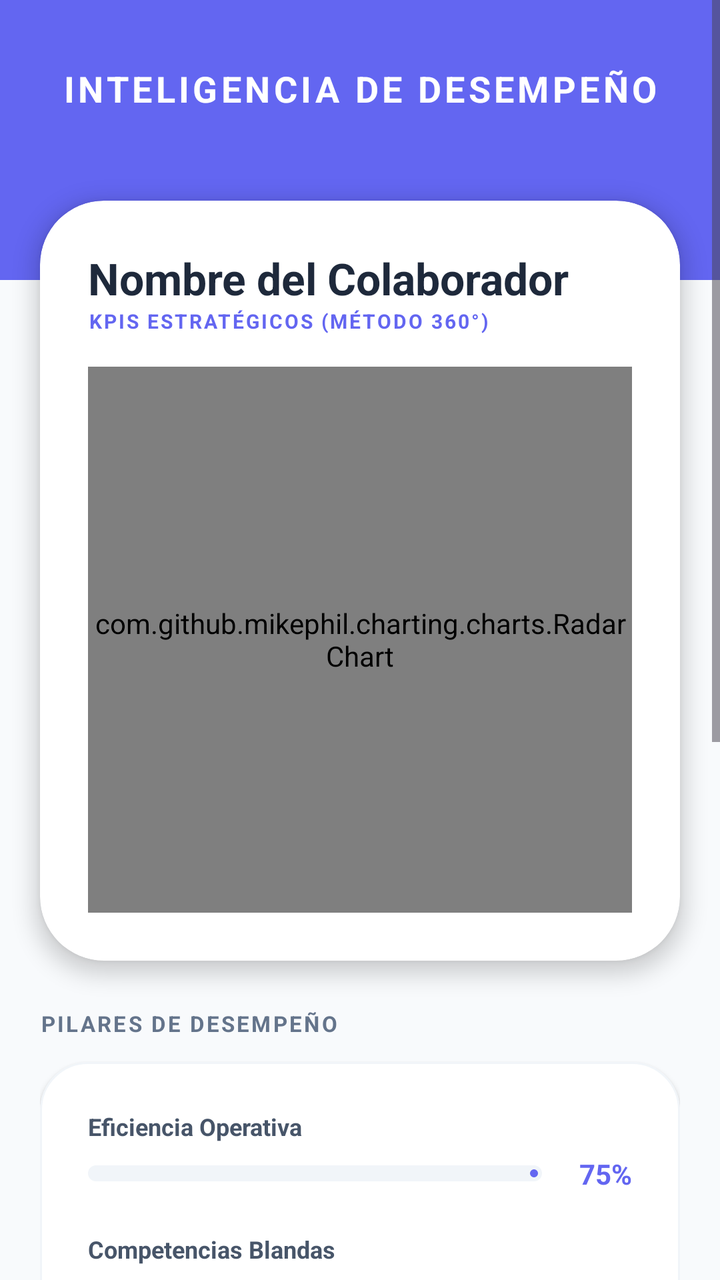
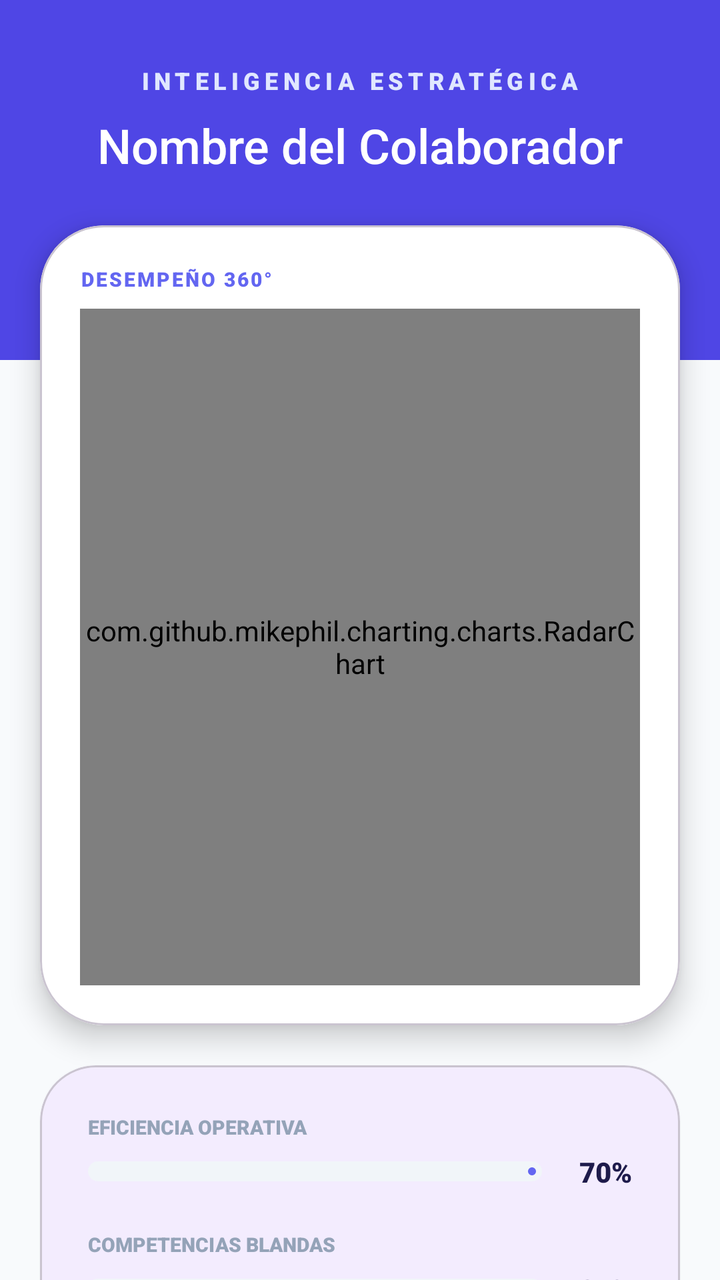

The first picture is an Android layout as it rendered before a commit; the second is the same layout after the commit. The layout source and the unified diff follow.
<!-- AndroidManifest.xml: application theme Theme.EvaluacionDeDesempeno -->
<!-- res/layout/activity_results.xml -->
<?xml version="1.0" encoding="utf-8"?>
<ScrollView xmlns:android="http://schemas.android.com/apk/res/android"
    xmlns:app="http://schemas.android.com/apk/res-auto"
    android:layout_width="match_parent"
    android:layout_height="match_parent"
    android:background="#F8FAFC"
    android:fillViewport="true">

    <androidx.constraintlayout.widget.ConstraintLayout
        android:layout_width="match_parent"
        android:layout_height="wrap_content">

        <View
            android:id="@+id/headerView"
            android:layout_width="match_parent"
            android:layout_height="140dp"
            android:background="#6366F1"
            app:layout_constraintTop_toTopOf="parent" />

        <TextView
            android:id="@+id/tvTitle"
            android:layout_width="wrap_content"
            android:layout_height="wrap_content"
            android:layout_marginTop="32dp"
            android:text="INTELIGENCIA DE DESEMPEÑO"
            android:textColor="#FFFFFF"
            android:textSize="18sp"
            android:textStyle="bold"
            android:letterSpacing="0.1"
            app:layout_constraintEnd_toEndOf="parent"
            app:layout_constraintStart_toStartOf="parent"
            app:layout_constraintTop_toTopOf="parent" />

        <com.google.android.material.card.MaterialCardView
            android:id="@+id/cardRadar"
            android:layout_width="match_parent"
            android:layout_height="380dp"
            android:layout_marginHorizontal="20dp"
            android:layout_marginTop="-40dp"
            app:cardCornerRadius="32dp"
            app:cardElevation="6dp"
            app:cardBackgroundColor="#FFFFFF"
            app:strokeWidth="0dp"
            app:layout_constraintTop_toBottomOf="@id/headerView">

            <LinearLayout
                android:layout_width="match_parent"
                android:layout_height="match_parent"
                android:orientation="vertical"
                android:padding="24dp">

                <TextView
                    android:id="@+id/tvEmployeeName"
                    android:layout_width="wrap_content"
                    android:layout_height="wrap_content"
                    android:text="Nombre del Colaborador"
                    android:textColor="#1E293B"
                    android:textSize="22sp"
                    android:textStyle="bold" />

                <TextView
                    android:layout_width="wrap_content"
                    android:layout_height="wrap_content"
                    android:text="KPIs ESTRATÉGICOS (MÉTODO 360°)"
                    android:textColor="#6366F1"
                    android:textSize="10sp"
                    android:textStyle="bold"
                    android:letterSpacing="0.1"
                    android:textAllCaps="true"/>

                <com.github.mikephil.charting.charts.RadarChart
                    android:id="@+id/radarChart"
                    android:layout_width="match_parent"
                    android:layout_height="match_parent"
                    android:layout_marginTop="16dp"/>
            </LinearLayout>
        </com.google.android.material.card.MaterialCardView>

        <LinearLayout
            android:id="@+id/layoutKPIs"
            android:layout_width="match_parent"
            android:layout_height="wrap_content"
            android:orientation="vertical"
            android:layout_marginHorizontal="20dp"
            android:layout_marginTop="24dp"
            app:layout_constraintTop_toBottomOf="@id/cardRadar">

            <TextView
                android:layout_width="wrap_content"
                android:layout_height="wrap_content"
                android:text="PILARES DE DESEMPEÑO"
                android:textColor="#64748B"
                android:textSize="11sp"
                android:textStyle="bold"
                android:letterSpacing="0.1"
                android:layout_marginBottom="12dp"
                android:textAllCaps="true"/>

            <com.google.android.material.card.MaterialCardView
                android:layout_width="match_parent"
                android:layout_height="wrap_content"
                app:cardCornerRadius="24dp"
                app:cardBackgroundColor="#FFFFFF"
                app:cardElevation="2dp"
                app:strokeWidth="1dp"
                app:strokeColor="#F1F5F9">

                <LinearLayout
                    android:layout_width="match_parent"
                    android:layout_height="wrap_content"
                    android:orientation="vertical"
                    android:padding="24dp">

                    <TextView android:layout_width="wrap_content" android:layout_height="wrap_content" android:text="Eficiencia Operativa" android:textSize="12sp" android:textColor="#475569" android:textStyle="bold"/>
                    <LinearLayout android:layout_width="match_parent" android:layout_height="wrap_content" android:gravity="center_vertical" android:layout_marginTop="6dp">
                        <com.google.android.material.progressindicator.LinearProgressIndicator
                            android:id="@+id/progressEficiencia"
                            android:layout_width="0dp"
                            android:layout_height="wrap_content"
                            android:layout_weight="1"
                            app:indicatorColor="#6366F1"
                            app:trackColor="#F1F5F9"
                            app:trackThickness="8dp"
                            app:trackCornerRadius="4dp"
                            android:progress="75"/>
                        <TextView android:id="@+id/tvEficienciaScore" android:layout_width="45dp" android:layout_height="wrap_content" android:text="75%" android:gravity="end" android:textStyle="bold" android:textColor="#6366F1"/>
                    </LinearLayout>

                    <TextView android:layout_width="wrap_content" android:layout_height="wrap_content" android:text="Competencias Blandas" android:textSize="12sp" android:textColor="#475569" android:textStyle="bold" android:layout_marginTop="20dp"/>
                    <LinearLayout android:layout_width="match_parent" android:layout_height="wrap_content" android:gravity="center_vertical" android:layout_marginTop="6dp">
                        <com.google.android.material.progressindicator.LinearProgressIndicator
                            android:id="@+id/progressBlandas"
                            android:layout_width="0dp"
                            android:layout_height="wrap_content"
                            android:layout_weight="1"
                            app:indicatorColor="#10B981"
                            app:trackColor="#F1F5F9"
                            app:trackThickness="8dp"
                            app:trackCornerRadius="4dp"
                            android:progress="85"/>
                        <TextView android:id="@+id/tvBlandasScore" android:layout_width="45dp" android:layout_height="wrap_content" android:text="85%" android:gravity="end" android:textStyle="bold" android:textColor="#10B981"/>
                    </LinearLayout>

                    <TextView android:layout_width="wrap_content" android:layout_height="wrap_content" android:text="Potencial y Crecimiento" android:textSize="12sp" android:textColor="#475569" android:textStyle="bold" android:layout_marginTop="20dp"/>
                    <LinearLayout android:layout_width="match_parent" android:layout_height="wrap_content" android:gravity="center_vertical" android:layout_marginTop="6dp">
                        <com.google.android.material.progressindicator.LinearProgressIndicator
                            android:id="@+id/progressPotencial"
                            android:layout_width="0dp"
                            android:layout_height="wrap_content"
                            android:layout_weight="1"
                            app:indicatorColor="#F59E0B"
                            app:trackColor="#F1F5F9"
                            app:trackThickness="8dp"
                            app:trackCornerRadius="4dp"
                            android:progress="60"/>
                        <TextView android:id="@+id/tvPotencialScore" android:layout_width="45dp" android:layout_height="wrap_content" android:text="60%" android:gravity="end" android:textStyle="bold" android:textColor="#F59E0B"/>
                    </LinearLayout>
                </LinearLayout>
            </com.google.android.material.card.MaterialCardView>
        </LinearLayout>

        <com.google.android.material.card.MaterialCardView
            android:id="@+id/cardIA"
            android:layout_width="match_parent"
            android:layout_height="wrap_content"
            android:layout_marginHorizontal="20dp"
            android:layout_marginTop="24dp"
            app:cardCornerRadius="24dp"
            app:cardBackgroundColor="#EEF2FF"
            app:strokeWidth="0dp"
            app:layout_constraintTop_toBottomOf="@id/layoutKPIs">

            <LinearLayout
                android:layout_width="match_parent"
                android:layout_height="wrap_content"
                android:orientation="vertical"
                android:padding="24dp">

                <LinearLayout
                    android:layout_width="match_parent"
                    android:layout_height="wrap_content"
                    android:orientation="horizontal"
                    android:gravity="center_vertical">
                    <View android:layout_width="4dp" android:layout_height="20dp" android:background="#6366F1"/>
                    <TextView android:layout_width="wrap_content" android:layout_height="wrap_content" android:layout_marginStart="12dp" android:text="INSIGHTS DE IA" android:textColor="#1E293B" android:textStyle="bold" android:textSize="14sp" android:textAllCaps="true" android:letterSpacing="0.05"/>
                </LinearLayout>

                <TextView
                    android:id="@+id/tvSentiment"
                    android:layout_width="wrap_content"
                    android:layout_height="wrap_content"
                    android:layout_marginTop="16dp"
                    android:text="Sentimiento: Analizando..."
                    android:textColor="#475569"
                    android:textSize="14sp"
                    android:textStyle="bold"/>

                <TextView
                    android:id="@+id/tvRecommendations"
                    android:layout_width="match_parent"
                    android:layout_height="wrap_content"
                    android:layout_marginTop="12dp"
                    android:text="Analizando feedback estratégico..."
                    android:textColor="#64748B"
                    android:textSize="13sp"
                    android:lineSpacingExtra="5dp"/>
            </LinearLayout>
        </com.google.android.material.card.MaterialCardView>

        <com.google.android.material.button.MaterialButton
            android:id="@+id/btnDownloadReport"
            android:layout_width="match_parent"
            android:layout_height="64dp"
            android:layout_marginHorizontal="24dp"
            android:layout_marginTop="32dp"
            android:text="GENERAR REPORTE PDF"
            android:textColor="#FFFFFF"
            android:backgroundTint="#10B981"
            android:textStyle="bold"
            app:icon="@android:drawable/ic_menu_save"
            app:iconTint="#FFFFFF"
            app:cornerRadius="16dp"
            app:layout_constraintTop_toBottomOf="@id/cardIA"/>

        <com.google.android.material.button.MaterialButton
            android:id="@+id/btnClose"
            android:layout_width="match_parent"
            android:layout_height="64dp"
            android:layout_marginHorizontal="24dp"
            android:layout_marginTop="12dp"
            android:layout_marginBottom="32dp"
            android:text="FINALIZAR REVISIÓN"
            android:textColor="#6366F1"
            style="@style/Widget.MaterialComponents.Button.OutlinedButton"
            app:strokeColor="#6366F1"
            android:textStyle="bold"
            app:cornerRadius="16dp"
            app:layout_constraintTop_toBottomOf="@id/btnDownloadReport"
            app:layout_constraintBottom_toBottomOf="parent"/>

    </androidx.constraintlayout.widget.ConstraintLayout>
</ScrollView>
<!-- resources referenced by this layout -->
<resources>
  <style name="Theme.EvaluacionDeDesempeno" parent="Base.Theme.EvaluacionDeDesempeno" />
  <style name="Base.Theme.EvaluacionDeDesempeno" parent="Theme.Material3.Light.NoActionBar">
          <item name="colorPrimary">#6366F1</item>
          <item name="colorOnPrimary">#FFFFFF</item>
          <item name="colorSecondary">#3B82F6</item>
          <item name="colorOnSecondary">#FFFFFF</item>
          <item name="colorTertiary">#10B981</item>
          <item name="android:windowBackground">#F8FAFC</item>
          <item name="android:statusBarColor">#6366F1</item>
          <item name="android:windowLightStatusBar">false</item>
      </style>
</resources>

<!-- the commit's change to res/layout/activity_results.xml (unified diff, before → after) -->
@@ -1,5 +1,5 @@
 <?xml version="1.0" encoding="utf-8"?>
-<ScrollView xmlns:android="http://schemas.android.com/apk/res/android"
+<androidx.core.widget.NestedScrollView xmlns:android="http://schemas.android.com/apk/res/android"
     xmlns:app="http://schemas.android.com/apk/res-auto"
     android:layout_width="match_parent"
     android:layout_height="match_parent"
@@ -10,11 +10,12 @@
         android:layout_width="match_parent"
         android:layout_height="wrap_content">
 
+        
         <View
             android:id="@+id/headerView"
             android:layout_width="match_parent"
-            android:layout_height="140dp"
-            android:background="#6366F1"
+            android:layout_height="180dp"
+            android:background="#4F46E5"
             app:layout_constraintTop_toTopOf="parent" />
 
         <TextView
@@ -22,153 +23,73 @@
             android:layout_width="wrap_content"
             android:layout_height="wrap_content"
             android:layout_marginTop="32dp"
-            android:text="INTELIGENCIA DE DESEMPEÑO"
-            android:textColor="#FFFFFF"
-            android:textSize="18sp"
-            android:textStyle="bold"
-            android:letterSpacing="0.1"
+            android:text="INTELIGENCIA ESTRATÉGICA"
+            android:textColor="#E0E7FF"
+            android:textSize="12sp"
+            android:fontFamily="sans-serif-black"
+            android:letterSpacing="0.2"
             app:layout_constraintEnd_toEndOf="parent"
             app:layout_constraintStart_toStartOf="parent"
             app:layout_constraintTop_toTopOf="parent" />
 
+        <TextView
+            android:id="@+id/tvEmployeeName"
+            android:layout_width="wrap_content"
+            android:layout_height="wrap_content"
+            android:layout_marginTop="8dp"
+            android:text="Nombre del Colaborador"
+            android:textColor="#FFFFFF"
+            android:textSize="24sp"
+            android:fontFamily="sans-serif-medium"
+            app:layout_constraintEnd_toEndOf="parent"
+            app:layout_constraintStart_toStartOf="parent"
+            app:layout_constraintTop_toBottomOf="@id/tvTitle" />
+
+        
         <com.google.android.material.card.MaterialCardView
             android:id="@+id/cardRadar"
             android:layout_width="match_parent"
-            android:layout_height="380dp"
+            android:layout_height="400dp"
             android:layout_marginHorizontal="20dp"
-            android:layout_marginTop="-40dp"
+            android:layout_marginTop="24dp"
             app:cardCornerRadius="32dp"
-            app:cardElevation="6dp"
+            app:cardElevation="8dp"
             app:cardBackgroundColor="#FFFFFF"
-            app:strokeWidth="0dp"
-            app:layout_constraintTop_toBottomOf="@id/headerView">
+            app:layout_constraintTop_toBottomOf="@id/tvEmployeeName">
 
             <LinearLayout
                 android:layout_width="match_parent"
                 android:layout_height="match_parent"
                 android:orientation="vertical"
-                android:padding="24dp">
-
-                <TextView
-                    android:id="@+id/tvEmployeeName"
-                    android:layout_width="wrap_content"
-                    android:layout_height="wrap_content"
-                    android:text="Nombre del Colaborador"
-                    android:textColor="#1E293B"
-                    android:textSize="22sp"
-                    android:textStyle="bold" />
+                android:padding="20dp">
 
                 <TextView
                     android:layout_width="wrap_content"
                     android:layout_height="wrap_content"
-                    android:text="KPIs ESTRATÉGICOS (MÉTODO 360°)"
+                    android:text="DESEMPEÑO 360°"
                     android:textColor="#6366F1"
                     android:textSize="10sp"
-                    android:textStyle="bold"
-                    android:letterSpacing="0.1"
-                    android:textAllCaps="true"/>
+                    android:fontFamily="sans-serif-black"
+                    android:letterSpacing="0.1" />
 
                 <com.github.mikephil.charting.charts.RadarChart
                     android:id="@+id/radarChart"
                     android:layout_width="match_parent"
                     android:layout_height="match_parent"
-                    android:layout_marginTop="16dp"/>
+                    android:layout_marginTop="8dp"/>
             </LinearLayout>
         </com.google.android.material.card.MaterialCardView>
 
-        <LinearLayout
-            android:id="@+id/layoutKPIs"
-            android:layout_width="match_parent"
-            android:layout_height="wrap_content"
-            android:orientation="vertical"
+        
+        <com.google.android.material.card.MaterialCardView
+            android:id="@+id/cardKPIs"
+            android:layout_width="match_parent"
+            android:layout_height="wrap_content"
             android:layout_marginHorizontal="20dp"
-            android:layout_marginTop="24dp"
+            android:layout_marginTop="20dp"
+            app:cardCornerRadius="28dp"
+            app:cardElevation="2dp"
             app:layout_constraintTop_toBottomOf="@id/cardRadar">
-
-            <TextView
-                android:layout_width="wrap_content"
-                android:layout_height="wrap_content"
-                android:text="PILARES DE DESEMPEÑO"
-                android:textColor="#64748B"
-                android:textSize="11sp"
-                android:textStyle="bold"
-                android:letterSpacing="0.1"
-                android:layout_marginBottom="12dp"
-                android:textAllCaps="true"/>
-
-            <com.google.android.material.card.MaterialCardView
-                android:layout_width="match_parent"
-                android:layout_height="wrap_content"
-                app:cardCornerRadius="24dp"
-                app:cardBackgroundColor="#FFFFFF"
-                app:cardElevation="2dp"
-                app:strokeWidth="1dp"
-                app:strokeColor="#F1F5F9">
-
-                <LinearLayout
-                    android:layout_width="match_parent"
-                    android:layout_height="wrap_content"
-                    android:orientation="vertical"
-                    android:padding="24dp">
-
-                    <TextView android:layout_width="wrap_content" android:layout_height="wrap_content" android:text="Eficiencia Operativa" android:textSize="12sp" android:textColor="#475569" android:textStyle="bold"/>
-                    <LinearLayout android:layout_width="match_parent" android:layout_height="wrap_content" android:gravity="center_vertical" android:layout_marginTop="6dp">
-                        <com.google.android.material.progressindicator.LinearProgressIndicator
-                            android:id="@+id/progressEficiencia"
-                            android:layout_width="0dp"
-                            android:layout_height="wrap_content"
-                            android:layout_weight="1"
-                            app:indicatorColor="#6366F1"
-                            app:trackColor="#F1F5F9"
-                            app:trackThickness="8dp"
-                            app:trackCornerRadius="4dp"
-                            android:progress="75"/>
-                        <TextView android:id="@+id/tvEficienciaScore" android:layout_width="45dp" android:layout_height="wrap_content" android:text="75%" android:gravity="end" android:textStyle="bold" android:textColor="#6366F1"/>
-                    </LinearLayout>
-
-                    <TextView android:layout_width="wrap_content" android:layout_height="wrap_content" android:text="Competencias Blandas" android:textSize="12sp" android:textColor="#475569" android:textStyle="bold" android:layout_marginTop="20dp"/>
-                    <LinearLayout android:layout_width="match_parent" android:layout_height="wrap_content" android:gravity="center_vertical" android:layout_marginTop="6dp">
-                        <com.google.android.material.progressindicator.LinearProgressIndicator
-                            android:id="@+id/progressBlandas"
-                            android:layout_width="0dp"
-                            android:layout_height="wrap_content"
-                            android:layout_weight="1"
-                            app:indicatorColor="#10B981"
-                            app:trackColor="#F1F5F9"
-                            app:trackThickness="8dp"
-                            app:trackCornerRadius="4dp"
-                            android:progress="85"/>
-                        <TextView android:id="@+id/tvBlandasScore" android:layout_width="45dp" android:layout_height="wrap_content" android:text="85%" android:gravity="end" android:textStyle="bold" android:textColor="#10B981"/>
-                    </LinearLayout>
-
-                    <TextView android:layout_width="wrap_content" android:layout_height="wrap_content" android:text="Potencial y Crecimiento" android:textSize="12sp" android:textColor="#475569" android:textStyle="bold" android:layout_marginTop="20dp"/>
-                    <LinearLayout android:layout_width="match_parent" android:layout_height="wrap_content" android:gravity="center_vertical" android:layout_marginTop="6dp">
-                        <com.google.android.material.progressindicator.LinearProgressIndicator
-                            android:id="@+id/progressPotencial"
-                            android:layout_width="0dp"
-                            android:layout_height="wrap_content"
-                            android:layout_weight="1"
-                            app:indicatorColor="#F59E0B"
-                            app:trackColor="#F1F5F9"
-                            app:trackThickness="8dp"
-                            app:trackCornerRadius="4dp"
-                            android:progress="60"/>
-                        <TextView android:id="@+id/tvPotencialScore" android:layout_width="45dp" android:layout_height="wrap_content" android:text="60%" android:gravity="end" android:textStyle="bold" android:textColor="#F59E0B"/>
-                    </LinearLayout>
-                </LinearLayout>
-            </com.google.android.material.card.MaterialCardView>
-        </LinearLayout>
-
-        <com.google.android.material.card.MaterialCardView
-            android:id="@+id/cardIA"
-            android:layout_width="match_parent"
-            android:layout_height="wrap_content"
-            android:layout_marginHorizontal="20dp"
-            android:layout_marginTop="24dp"
-            app:cardCornerRadius="24dp"
-            app:cardBackgroundColor="#EEF2FF"
-            app:strokeWidth="0dp"
-            app:layout_constraintTop_toBottomOf="@id/layoutKPIs">
 
             <LinearLayout
                 android:layout_width="match_parent"
@@ -176,67 +97,121 @@
                 android:orientation="vertical"
                 android:padding="24dp">
 
-                <LinearLayout
-                    android:layout_width="match_parent"
-                    android:layout_height="wrap_content"
-                    android:orientation="horizontal"
-                    android:gravity="center_vertical">
-                    <View android:layout_width="4dp" android:layout_height="20dp" android:background="#6366F1"/>
-                    <TextView android:layout_width="wrap_content" android:layout_height="wrap_content" android:layout_marginStart="12dp" android:text="INSIGHTS DE IA" android:textColor="#1E293B" android:textStyle="bold" android:textSize="14sp" android:textAllCaps="true" android:letterSpacing="0.05"/>
+                <TextView android:layout_width="wrap_content" android:layout_height="wrap_content" android:text="EFICIENCIA OPERATIVA" android:textSize="10sp" android:textColor="#94A3B8" android:fontFamily="sans-serif-black"/>
+                <LinearLayout android:layout_width="match_parent" android:layout_height="wrap_content" android:gravity="center_vertical" android:layout_marginTop="6dp">
+                    <com.google.android.material.progressindicator.LinearProgressIndicator
+                        android:id="@+id/progressEficiencia"
+                        android:layout_width="0dp"
+                        android:layout_height="wrap_content"
+                        android:layout_weight="1"
+                        app:indicatorColor="#6366F1"
+                        app:trackColor="#F1F5F9"
+                        app:trackThickness="10dp"
+                        app:trackCornerRadius="5dp"
+                        android:progress="70"/>
+                    <TextView android:id="@+id/tvEficienciaScore" android:layout_width="45dp" android:layout_height="wrap_content" android:text="70%" android:gravity="end" android:fontFamily="sans-serif-black" android:textColor="#1E1B4B"/>
                 </LinearLayout>
+
+                <TextView android:layout_width="wrap_content" android:layout_height="wrap_content" android:text="COMPETENCIAS BLANDAS" android:textSize="10sp" android:textColor="#94A3B8" android:fontFamily="sans-serif-black" android:layout_marginTop="20dp"/>
+                <LinearLayout android:layout_width="match_parent" android:layout_height="wrap_content" android:gravity="center_vertical" android:layout_marginTop="6dp">
+                    <com.google.android.material.progressindicator.LinearProgressIndicator
+                        android:id="@+id/progressBlandas"
+                        android:layout_width="0dp"
+                        android:layout_height="wrap_content"
+                        android:layout_weight="1"
+                        app:indicatorColor="#10B981"
+                        app:trackColor="#F1F5F9"
+                        app:trackThickness="10dp"
+                        app:trackCornerRadius="5dp"
+                        android:progress="85"/>
+                    <TextView android:id="@+id/tvBlandasScore" android:layout_width="45dp" android:layout_height="wrap_content" android:text="85%" android:gravity="end" android:fontFamily="sans-serif-black" android:textColor="#1E1B4B"/>
+                </LinearLayout>
+
+                <TextView android:layout_width="wrap_content" android:layout_height="wrap_content" android:text="POTENCIAL Y CRECIMIENTO" android:textSize="10sp" android:textColor="#94A3B8" android:fontFamily="sans-serif-black" android:layout_marginTop="20dp"/>
+                <LinearLayout android:layout_width="match_parent" android:layout_height="wrap_content" android:gravity="center_vertical" android:layout_marginTop="6dp">
+                    <com.google.android.material.progressindicator.LinearProgressIndicator
+                        android:id="@+id/progressPotencial"
+                        android:layout_width="0dp"
+                        android:layout_height="wrap_content"
+                        android:layout_weight="1"
+                        app:indicatorColor="#F59E0B"
+                        app:trackColor="#F1F5F9"
+                        app:trackThickness="10dp"
+                        app:trackCornerRadius="5dp"
+                        android:progress="60"/>
+                    <TextView android:id="@+id/tvPotencialScore" android:layout_width="45dp" android:layout_height="wrap_content" android:text="60%" android:gravity="end" android:fontFamily="sans-serif-black" android:textColor="#1E1B4B"/>
+                </LinearLayout>
+            </LinearLayout>
+        </com.google.android.material.card.MaterialCardView>
+
+        
+        <com.google.android.material.card.MaterialCardView
+            android:id="@+id/cardIA"
+            android:layout_width="match_parent"
+            android:layout_height="wrap_content"
+            android:layout_marginHorizontal="20dp"
+            android:layout_marginTop="20dp"
+            app:cardCornerRadius="28dp"
+            app:cardBackgroundColor="#EEF2FF"
+            app:strokeWidth="0dp"
+            app:layout_constraintTop_toBottomOf="@id/cardKPIs">
+
+            <LinearLayout
+                android:layout_width="match_parent"
+                android:layout_height="wrap_content"
+                android:orientation="vertical"
+                android:padding="24dp">
+
+                <TextView android:layout_width="wrap_content" android:layout_height="wrap_content" android:text="ANALÍTICA INSIGHT AI" android:textColor="#4338CA" android:fontFamily="sans-serif-black" android:textSize="11sp" android:letterSpacing="0.1"/>
 
                 <TextView
                     android:id="@+id/tvSentiment"
                     android:layout_width="wrap_content"
                     android:layout_height="wrap_content"
                     android:layout_marginTop="16dp"
-                    android:text="Sentimiento: Analizando..."
-                    android:textColor="#475569"
+                    android:text="Cargando análisis emocional..."
+                    android:textColor="#1E1B4B"
                     android:textSize="14sp"
-                    android:textStyle="bold"/>
+                    android:fontFamily="sans-serif-medium"/>
 
                 <TextView
                     android:id="@+id/tvRecommendations"
                     android:layout_width="match_parent"
                     android:layout_height="wrap_content"
                     android:layout_marginTop="12dp"
-                    android:text="Analizando feedback estratégico..."
-                    android:textColor="#64748B"
+                    android:text="Generando recomendaciones tácticas basadas en el desempeño actual..."
+                    android:textColor="#475569"
                     android:textSize="13sp"
-                    android:lineSpacingExtra="5dp"/>
+                    android:lineSpacingExtra="4dp"/>
             </LinearLayout>
         </com.google.android.material.card.MaterialCardView>
 
         <com.google.android.material.button.MaterialButton
             android:id="@+id/btnDownloadReport"
             android:layout_width="match_parent"
-            android:layout_height="64dp"
+            android:layout_height="60dp"
             android:layout_marginHorizontal="24dp"
             android:layout_marginTop="32dp"
-            android:text="GENERAR REPORTE PDF"
-            android:textColor="#FFFFFF"
+            android:text="GENERAR REPORTE ESTRATÉGICO"
+            android:fontFamily="sans-serif-black"
             android:backgroundTint="#10B981"
-            android:textStyle="bold"
-            app:icon="@android:drawable/ic_menu_save"
-            app:iconTint="#FFFFFF"
-            app:cornerRadius="16dp"
+            app:cornerRadius="18dp"
             app:layout_constraintTop_toBottomOf="@id/cardIA"/>
 
         <com.google.android.material.button.MaterialButton
             android:id="@+id/btnClose"
-            android:layout_width="match_parent"
-            android:layout_height="64dp"
+            style="@style/Widget.MaterialComponents.Button.TextButton"
+            android:layout_width="match_parent"
+            android:layout_height="56dp"
             android:layout_marginHorizontal="24dp"
-            android:layout_marginTop="12dp"
+            android:layout_marginTop="8dp"
             android:layout_marginBottom="32dp"
-            android:text="FINALIZAR REVISIÓN"
-            android:textColor="#6366F1"
-            style="@style/Widget.MaterialComponents.Button.OutlinedButton"
-            app:strokeColor="#6366F1"
-            android:textStyle="bold"
-            app:cornerRadius="16dp"
+            android:text="VOLVER AL PANEL"
+            android:textColor="#64748B"
+            android:textSize="11sp"
+            android:fontFamily="sans-serif-black"
             app:layout_constraintTop_toBottomOf="@id/btnDownloadReport"
             app:layout_constraintBottom_toBottomOf="parent"/>
 
     </androidx.constraintlayout.widget.ConstraintLayout>
-</ScrollView>
+</androidx.core.widget.NestedScrollView>
